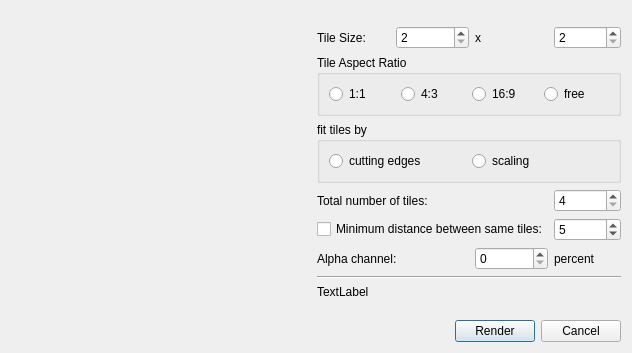
Above: mosaicdetailsdlg.ui from seanet7or/mosaicit before the change. Below: the same form after it.
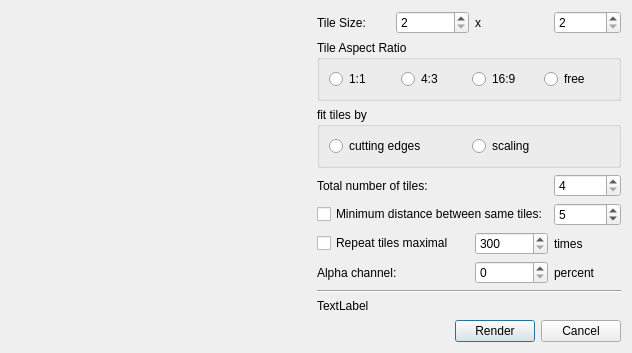
That is the form after the change.

Commit message: Allow for setting maximum repeat rate for tiles in mosaic

```diff
--- a/mosaicdetailsdlg.ui
+++ b/mosaicdetailsdlg.ui
@@ -9,7 +9,7 @@
    <rect>
     <x>0</x>
     <y>0</y>
-    <width>601</width>
+    <width>620</width>
     <height>353</height>
    </rect>
   </property>
@@ -141,21 +141,21 @@
          </property>
         </widget>
        </item>
-       <item row="6" column="0" colspan="2">
+       <item row="7" column="0" colspan="2">
         <widget class="QLabel" name="label_5">
          <property name="text">
           <string>Alpha channel:</string>
          </property>
         </widget>
        </item>
-       <item row="6" column="3">
+       <item row="7" column="3">
         <widget class="QLabel" name="label_6">
          <property name="text">
           <string>percent</string>
          </property>
         </widget>
        </item>
-       <item row="6" column="2">
+       <item row="7" column="2">
         <widget class="QSpinBox" name="alphaChannel"/>
        </item>
        <item row="3" column="0" colspan="4">
@@ -198,7 +198,7 @@
          </property>
         </spacer>
        </item>
-       <item row="9" column="0" colspan="4">
+       <item row="10" column="0" colspan="4">
         <spacer name="verticalSpacer_2">
          <property name="orientation">
           <enum>Qt::Vertical</enum>
@@ -211,14 +211,14 @@
          </property>
         </spacer>
        </item>
-       <item row="7" column="0" colspan="4">
+       <item row="8" column="0" colspan="4">
         <widget class="Line" name="line">
          <property name="orientation">
           <enum>Qt::Horizontal</enum>
          </property>
         </widget>
        </item>
-       <item row="8" column="0" colspan="4">
+       <item row="9" column="0" colspan="4">
         <widget class="QLabel" name="resultLabel">
          <property name="text">
           <string>TextLabel</string>
@@ -242,6 +242,30 @@
          </property>
         </widget>
        </item>
+       <item row="6" column="0" colspan="2">
+        <widget class="QCheckBox" name="repeatTilesChecker">
+         <property name="text">
+          <string>Repeat tiles maximal</string>
+         </property>
+        </widget>
+       </item>
+       <item row="6" column="2">
+        <widget class="QSpinBox" name="repeatTilesSpinner">
+         <property name="minimum">
+          <number>300</number>
+         </property>
+         <property name="maximum">
+          <number>999999999</number>
+         </property>
+        </widget>
+       </item>
+       <item row="6" column="3">
+        <widget class="QLabel" name="label">
+         <property name="text">
+          <string>times</string>
+         </property>
+        </widget>
+       </item>
       </layout>
      </item>
     </layout>
```
The commit also changes 7 other files.
